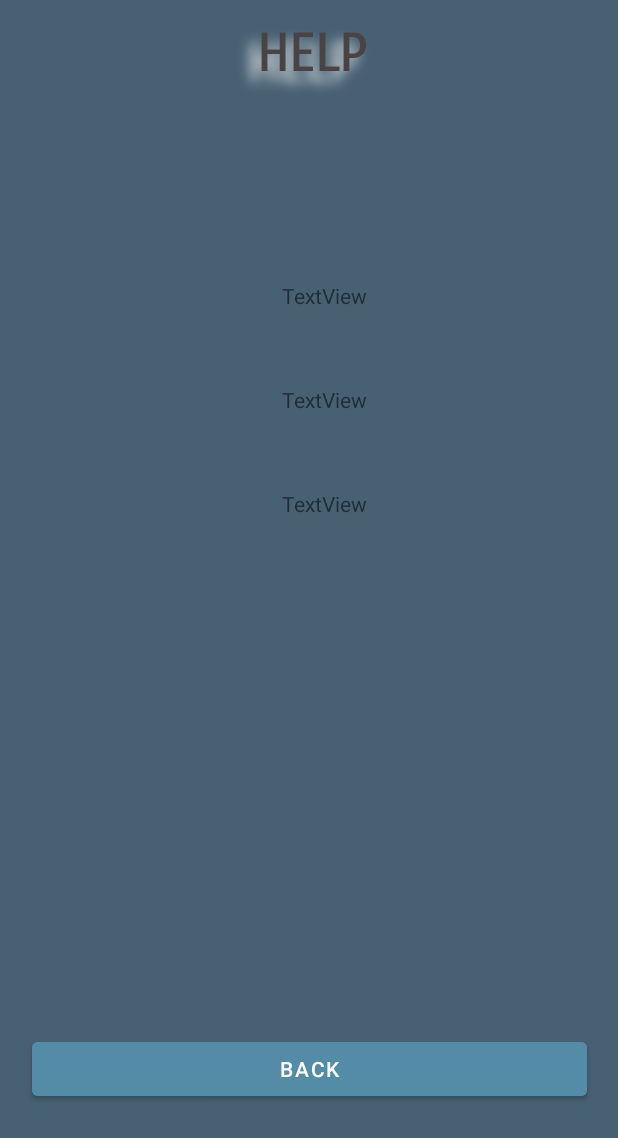
After one commit to Arruza17/BuscaminasPMD, an Android app: the HelpScreen screen opened directly, with no data from a screen before it, on a phone screen of 412 x 824 dp. The commit adds this screen. Shown: the top 1138 px of the screen. Run offline under Robolectric (Android 15) with nearby library versions, the phone set to English and light mode, and no system bars; Roboto replaces fonts that are not available here.

Commit message:
HelpScreen window and intent creation.

```diff
--- a/app/src/main/AndroidManifest.xml
+++ b/app/src/main/AndroidManifest.xml
@@ -9,6 +9,9 @@
         android:roundIcon="@mipmap/ic_launcher_round"
         android:supportsRtl="true"
         android:theme="@style/Theme.PufferfishMinesweeper">
+        <activity
+            android:name=".HelpScreen"
+            android:exported="true" />
         <activity
             android:name=".ScoreBoardScreen"
             android:exported="true" />
--- /dev/null
+++ b/app/src/main/java/com/example/pufferfishminesweeper/HelpScreen.java
@@ -0,0 +1,40 @@
+package com.example.pufferfishminesweeper;
+
+import androidx.appcompat.app.AppCompatActivity;
+
+import android.app.ActivityOptions;
+import android.content.Intent;
+import android.os.Bundle;
+import android.view.View;
+import android.widget.Button;
+
+public class HelpScreen extends AppCompatActivity  {
+
+    private Button btn_Back;
+
+    @Override
+    protected void onCreate(Bundle savedInstanceState) {
+        super.onCreate(savedInstanceState);
+        setContentView(R.layout.activity_help_screen);
+        btn_Back=(Button) findViewById(R.id.btnBack);
+        btn_Back.setOnClickListener(new View.OnClickListener() {
+            @Override
+            public void onClick(View v) {
+                generateMainWindow();
+            }
+        });
+
+    }
+
+    private void generateMainWindow(){
+
+        if(btn_Back.isPressed()){
+            Intent i;
+            i = new Intent(HelpScreen.this,MainActivity.class);
+            Bundle b = ActivityOptions.makeSceneTransitionAnimation(HelpScreen.this).toBundle();
+            startActivity(i,b);
+        }
+
+    }
+
+}
--- a/app/src/main/java/com/example/pufferfishminesweeper/MainActivity.java
+++ b/app/src/main/java/com/example/pufferfishminesweeper/MainActivity.java
@@ -68,6 +68,12 @@ public class MainActivity extends AppCompatActivity {
                 if (checkEveryField()) {
                     generatePlayWindow();
                 }
+            }
+        });
+        buttonHelp.setOnClickListener(new View.OnClickListener() {
+            @Override
+            public void onClick(View v) {
+                generateHelpWindow();
             }
         });
         logoChange.setOnClickListener(new View.OnClickListener() {
@@ -172,6 +178,12 @@ public class MainActivity extends AppCompatActivity {
     }
 
     private void generateHelpWindow() {
+
+        Intent i;
+        i = new Intent(MainActivity.this,HelpScreen.class);
+        Bundle b = ActivityOptions.makeSceneTransitionAnimation(MainActivity.this).toBundle();
+        startActivity(i,b);
+
     }
 
     private void generateScoreBoardWindow() {
--- /dev/null
+++ b/app/src/main/res/layout/activity_help_screen.xml
@@ -0,0 +1,177 @@
+<?xml version="1.0" encoding="utf-8"?>
+<androidx.constraintlayout.widget.ConstraintLayout xmlns:android="http://schemas.android.com/apk/res/android"
+    xmlns:app="http://schemas.android.com/apk/res-auto"
+    xmlns:tools="http://schemas.android.com/tools"
+    android:layout_width="match_parent"
+    android:layout_height="match_parent"
+    android:background="#476072"
+    tools:context=".HelpScreen">
+
+
+    <TableLayout
+        android:id="@+id/tableLayout"
+        android:layout_width="414dp"
+        android:layout_height="520dp"
+        android:layout_marginBottom="11dp"
+        app:layout_constraintBottom_toTopOf="@+id/btnBack"
+        app:layout_constraintEnd_toEndOf="parent">
+
+        <TableRow
+            android:layout_width="397dp"
+            android:layout_height="50dp"
+            android:textAlignment="center">
+
+            <Space
+                android:layout_width="wrap_content"
+                android:layout_height="wrap_content" />
+        </TableRow>
+
+        <TableRow
+            android:layout_width="match_parent"
+            android:layout_height="match_parent"
+            android:paddingTop="10sp" />
+
+        <TableRow
+            android:layout_width="match_parent"
+            android:layout_height="match_parent">
+
+            <Space
+                android:layout_width="wrap_content"
+                android:layout_height="wrap_content" />
+        </TableRow>
+
+        <TableRow
+            android:layout_width="match_parent"
+            android:layout_height="match_parent">
+
+            <ImageView
+                android:id="@+id/imgTip1"
+                android:layout_width="2dp"
+                android:layout_height="wrap_content"
+                android:layout_weight="1"
+                android:paddingStart="20sp"
+                android:paddingTop="20sp"
+                tools:srcCompat="@tools:sample/avatars" />
+
+            <TextView
+                android:id="@+id/txtTip1"
+                android:layout_width="wrap_content"
+                android:layout_height="wrap_content"
+                android:layout_weight="1"
+                android:paddingStart="20sp"
+                android:paddingTop="20sp"
+                android:text="TextView" />
+
+        </TableRow>
+
+        <TableRow
+            android:layout_width="match_parent"
+            android:layout_height="match_parent"
+            android:paddingTop="30sp">
+
+            <Space
+                android:layout_width="wrap_content"
+                android:layout_height="wrap_content" />
+        </TableRow>
+
+        <TableRow
+            android:layout_width="match_parent"
+            android:layout_height="match_parent">
+
+            <ImageView
+                android:id="@+id/imgTip2"
+                android:layout_width="2dp"
+                android:layout_height="wrap_content"
+                android:layout_weight="1"
+                android:paddingStart="20sp"
+                android:paddingTop="20sp"
+                tools:srcCompat="@tools:sample/avatars" />
+
+            <TextView
+                android:id="@+id/txtTip2"
+                android:layout_width="wrap_content"
+                android:layout_height="wrap_content"
+                android:layout_weight="1"
+                android:paddingStart="20sp"
+                android:paddingTop="20sp"
+                android:text="TextView" />
+        </TableRow>
+
+        <TableRow
+            android:layout_width="match_parent"
+            android:layout_height="match_parent"
+            android:paddingTop="30sp">
+
+            <Space
+                android:layout_width="wrap_content"
+                android:layout_height="wrap_content" />
+        </TableRow>
+
+        <TableRow
+            android:layout_width="match_parent"
+            android:layout_height="match_parent">
+
+            <ImageView
+                android:id="@+id/imgTip3"
+                android:layout_width="2dp"
+                android:layout_height="wrap_content"
+                android:layout_weight="1"
+                android:paddingStart="20sp"
+                android:paddingTop="20sp"
+                tools:srcCompat="@tools:sample/avatars" />
+
+            <TextView
+                android:id="@+id/txtTip3"
+                android:layout_width="wrap_content"
+                android:layout_height="wrap_content"
+                android:layout_weight="1"
+                android:paddingStart="20sp"
+                android:paddingTop="20sp"
+                android:text="TextView" />
+        </TableRow>
+
+        <TableRow
+            android:layout_width="match_parent"
+            android:layout_height="match_parent"
+            android:layoutDirection="inherit"
+            android:paddingRight="30sp"
+            android:textAlignment="viewStart">
+
+        </TableRow>
+
+    </TableLayout>
+
+    <TextView
+        android:id="@+id/txtHelp"
+        android:layout_width="409dp"
+        android:layout_height="47dp"
+        android:layout_marginStart="2dp"
+        android:layout_marginTop="15dp"
+        android:fontFamily="sans-serif-smallcaps"
+        android:shadowColor="#EEEEEE"
+        android:shadowDx="-10"
+        android:shadowDy="10"
+        android:shadowRadius="10"
+        android:text="@string/txt_Help"
+        android:textAlignment="center"
+        android:textColor="#4A4343"
+        android:textSize="34sp"
+        android:textStyle="bold"
+        app:layout_constraintEnd_toEndOf="parent"
+        app:layout_constraintStart_toStartOf="parent"
+        app:layout_constraintTop_toTopOf="parent" />
+
+    <Button
+        android:id="@+id/btnBack"
+        android:layout_width="370dp"
+        android:layout_height="48dp"
+        android:layout_marginStart="21dp"
+        android:layout_marginEnd="21dp"
+        android:layout_marginBottom="87dp"
+        android:backgroundTint="#548CA8"
+        android:text="@string/back"
+        app:layout_constraintBottom_toBottomOf="parent"
+        app:layout_constraintEnd_toEndOf="parent"
+        app:layout_constraintStart_toStartOf="parent" />
+
+</androidx.constraintlayout.widget.ConstraintLayout>
--- a/app/src/main/res/layout/activity_main.xml
+++ b/app/src/main/res/layout/activity_main.xml
@@ -142,7 +142,7 @@
         android:gravity="center_horizontal">
 
         <TextView
-            android:id="@+id/textView3"
+            android:id="@+id/txtTip1"
             android:layout_width="match_parent"
             android:layout_height="wrap_content"
             android:fontFamily="@font/chivo"
--- a/app/src/main/res/layout/activity_score_board.xml
+++ b/app/src/main/res/layout/activity_score_board.xml
@@ -122,7 +122,7 @@
         android:gravity="center_horizontal">
 
         <TextView
-            android:id="@+id/textView3"
+            android:id="@+id/txtTip1"
             android:layout_width="match_parent"
             android:layout_height="wrap_content"
             android:textColor="#FFFFFF"
--- a/app/src/main/res/values/strings.xml
+++ b/app/src/main/res/values/strings.xml
@@ -21,4 +21,6 @@
     <string name="score">SCORE</string>
     <string name="best10">TOP 10</string>
     <string name="back">BACK</string>
+    <!--HELP STRINGS-->
+    <string name="txt_Help">HELP</string>
 </resources>
```
Also changed, not shown: 1 other file.
